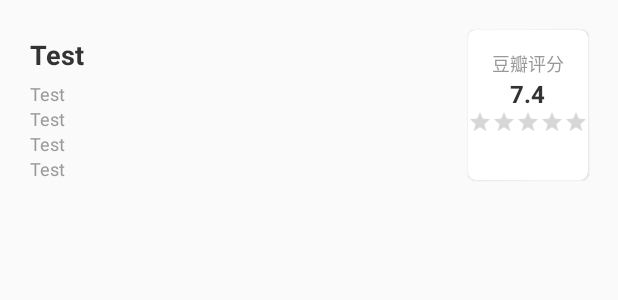
After one commit to tony-xxw/MovieDouban, an Android app: the layout movie_detail_introduce.xml on its own in the app's theme, with its tools: preview values and no code run, on a phone screen of 412 x 824 dp. The commit adds this screen. Shown: the top 300 px of the screen. Run offline under Robolectric (Android 15) with nearby library versions, the phone set to English and light mode, and no system bars.

Commit message:
head detail

```diff
--- a/app/build.gradle
+++ b/app/build.gradle
@@ -43,4 +43,5 @@ dependencies {
     compile 'com.github.bumptech.glide:glide:3.7.0'
     compile 'com.wang.avi:library:2.1.3'
     compile 'com.android.support:palette-v7:25.2.0'
+    compile 'com.android.support:cardview-v7:25.2.0'
 }
--- a/app/src/main/java/mvp/wyyne/douban/moviedouban/detail/DetailMoviePresent.java
+++ b/app/src/main/java/mvp/wyyne/douban/moviedouban/detail/DetailMoviePresent.java
@@ -49,7 +49,7 @@ public class DetailMoviePresent implements IDetailPresent {
 
                     @Override
                     public void onComplete() {
-
+                        mMain.initMovieGrade();
                     }
                 });
 
--- a/app/src/main/java/mvp/wyyne/douban/moviedouban/detail/IDetailMain.java
+++ b/app/src/main/java/mvp/wyyne/douban/moviedouban/detail/IDetailMain.java
@@ -10,4 +10,6 @@ import mvp.wyyne.douban.moviedouban.home.IMain;
 public interface IDetailMain extends IMain {
 
     void initMovieImg(Article article);
+
+    void initMovieGrade();
 }
--- a/app/src/main/java/mvp/wyyne/douban/moviedouban/hot/current/HotCurrentFragment.java
+++ b/app/src/main/java/mvp/wyyne/douban/moviedouban/hot/current/HotCurrentFragment.java
@@ -106,6 +106,7 @@ public class HotCurrentFragment extends BaseFragment<CurrentPresent> implements
     public void onItem(int position) {
         Intent intent = new Intent(getActivity(), DetailMovieActivity.class);
         intent.putExtra(DetailMovieActivity.DETAIL_TAG, mList.get(position).getId());
+        Log.d("XXW", "------->" + mList.get(position).getId());
         getActivity().startActivity(intent);
     }
 }
--- /dev/null
+++ b/app/src/main/res/layout/movie_detail_introduce.xml
@@ -0,0 +1,116 @@
+<?xml version="1.0" encoding="utf-8"?>
+<RelativeLayout xmlns:android="http://schemas.android.com/apk/res/android"
+                xmlns:app="http://schemas.android.com/apk/res-auto"
+                android:layout_width="match_parent"
+                android:layout_height="wrap_content"
+                android:minHeight="140dp">
+
+    <LinearLayout
+        android:layout_width="wrap_content"
+        android:layout_height="wrap_content"
+        android:layout_centerVertical="true"
+        android:layout_marginStart="20dp"
+
+        android:orientation="vertical">
+
+        <TextView
+            android:id="@+id/tv_detail_title"
+            android:layout_width="wrap_content"
+            android:layout_height="wrap_content"
+            android:layout_marginTop="5dp"
+            android:text="Test"
+            android:textColor="@color/colorBlack"
+            android:textSize="18sp"
+            android:textStyle="bold"/>
+
+
+        <TextView
+            android:id="@+id/tv_detail_type"
+            android:layout_width="wrap_content"
+            android:layout_height="wrap_content"
+            android:layout_marginTop="5dp"
+            android:text="Test"
+            android:textColor="@color/colorGray"
+            android:textSize="12sp"/>
+
+
+        <TextView
+            android:id="@+id/tv_detail_formerly"
+            android:layout_width="wrap_content"
+            android:layout_height="wrap_content"
+            android:text="Test"
+            android:textColor="@color/colorGray"
+            android:textSize="12sp"/>
+
+
+        <TextView
+            android:id="@+id/tv_detail_show"
+            android:layout_width="wrap_content"
+            android:layout_height="wrap_content"
+            android:text="Test"
+            android:textColor="@color/colorGray"
+            android:textSize="12sp"/>
+
+        <TextView
+            android:id="@+id/tv_detail_time"
+            android:layout_width="wrap_content"
+            android:layout_height="wrap_content"
+            android:text="Test"
+            android:textColor="@color/colorGray"
+            android:textSize="12sp"/>
+
+
+    </LinearLayout>
+
+    <android.support.v7.widget.CardView
+        android:layout_width="wrap_content"
+        android:layout_height="wrap_content"
+        android:layout_alignParentEnd="true"
+        android:layout_centerVertical="true"
+        android:layout_marginEnd="20dp"
+        android:minHeight="100dp"
+        android:minWidth="80dp"
+        app:cardCornerRadius="5dp"
+        app:cardElevation="1dp">
+
+        <LinearLayout
+            android:layout_width="match_parent"
+            android:layout_height="wrap_content"
+            android:layout_gravity="center"
+            android:gravity="center"
+            android:orientation="vertical">
+
+            <TextView
+                android:layout_width="wrap_content"
+                android:layout_height="wrap_content"
+                android:text="@string/douban_grade"
+                android:textColor="@color/colorGray"
+                android:textSize="12sp"/>
+
+            <TextView
+                android:id="@+id/tv_detail_grade"
+                android:layout_width="wrap_content"
+                android:layout_height="wrap_content"
+                android:text="7.4"
+                android:textColor="@color/colorBlack"
+                android:textSize="16sp"
+                android:textStyle="bold"/>
+
+            <RatingBar
+                android:id="@+id/tb_detail_num"
+                style="?android:attr/ratingBarStyleSmall"
+                android:layout_width="wrap_content"
+                android:layout_height="wrap_content"
+                android:numStars="5"
+                android:stepSize="2.4"/>
+
+            <TextView
+                android:id="@+id/tv_detail_num"
+                android:layout_width="wrap_content"
+                android:layout_height="wrap_content"
+                android:textColor="@color/colorGray"
+                android:textSize="12sp"/>
+
+        </LinearLayout>
+    </android.support.v7.widget.CardView>
+</RelativeLayout>
--- a/app/src/main/res/values/colors.xml
+++ b/app/src/main/res/values/colors.xml
@@ -14,5 +14,5 @@
     <color name="default_bg">#ffffff</color>
     <color name="colorPink">#f47d7d</color>
     <color name="colorOrange">#f47202</color>
-    <color name="colorTransparency">#55000000</color>
+    <color name="colorTransparency">#00000000</color>
 </resources>
--- a/app/src/main/res/values/strings.xml
+++ b/app/src/main/res/values/strings.xml
@@ -2,4 +2,5 @@
     <string name="app_name">豆瓣电影</string>
     <string name="hot_hint">电影 / 电视剧/ 影人</string>
     <string name="movie">电影</string>
+    <string name="douban_grade">豆瓣评分</string>
 </resources>
```
Also changed, not shown: app/src/main/java/mvp/wyyne/douban/moviedouban/detail/DetailMovieActivity.java (+26 -1 lines), app/src/main/res/layout/activity_movie_detail.xml (+14 -4 lines), app/src/main/res/layout/movie_detail_head.xml (+4 -12 lines).
